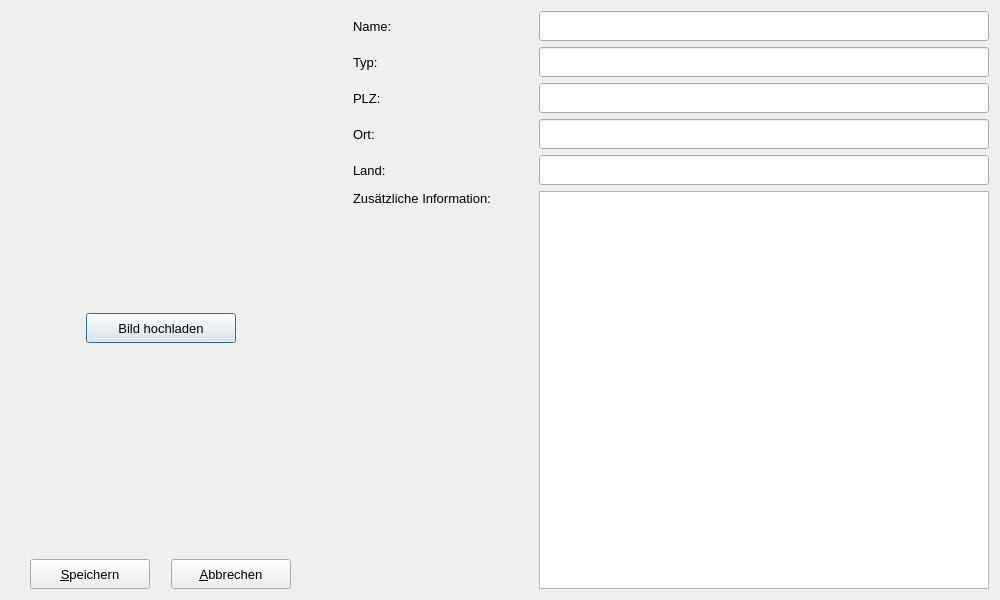
First picture: the form in AngelplatzDialog.ui, repository igor53c/Angeltagebuch, before the edit.
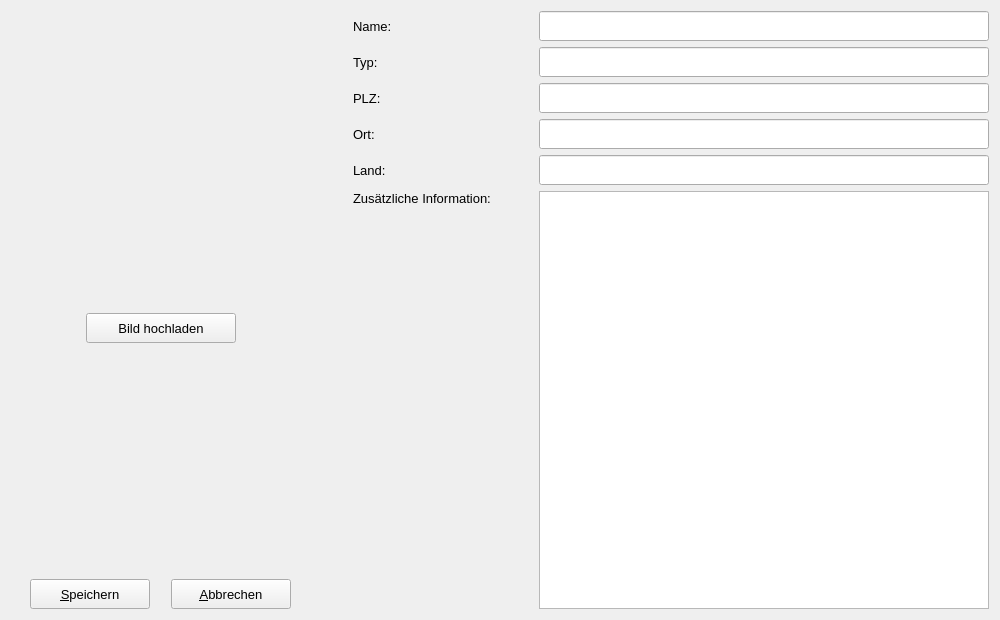
Second picture: the form after the edit. Icons and pictures are not drawn.

What changed in the file:
```diff
--- a/AngelplatzDialog.ui
+++ b/AngelplatzDialog.ui
@@ -7,7 +7,7 @@
     <x>0</x>
     <y>0</y>
     <width>1000</width>
-    <height>600</height>
+    <height>620</height>
    </rect>
   </property>
   <property name="font">
@@ -77,6 +77,9 @@
          <property name="text">
           <string>Bild hochladen</string>
          </property>
+         <property name="autoDefault">
+          <bool>false</bool>
+         </property>
         </widget>
        </item>
       </layout>
@@ -116,6 +119,9 @@
          <property name="text">
           <string>&amp;Speichern</string>
          </property>
+         <property name="autoDefault">
+          <bool>false</bool>
+         </property>
         </widget>
        </item>
        <item>
@@ -135,6 +141,9 @@
          <property name="text">
           <string>&amp;Abbrechen</string>
          </property>
+         <property name="autoDefault">
+          <bool>false</bool>
+         </property>
         </widget>
        </item>
       </layout>
```
Left out of the diff: 32 changed lines with no effect on the pictures.
